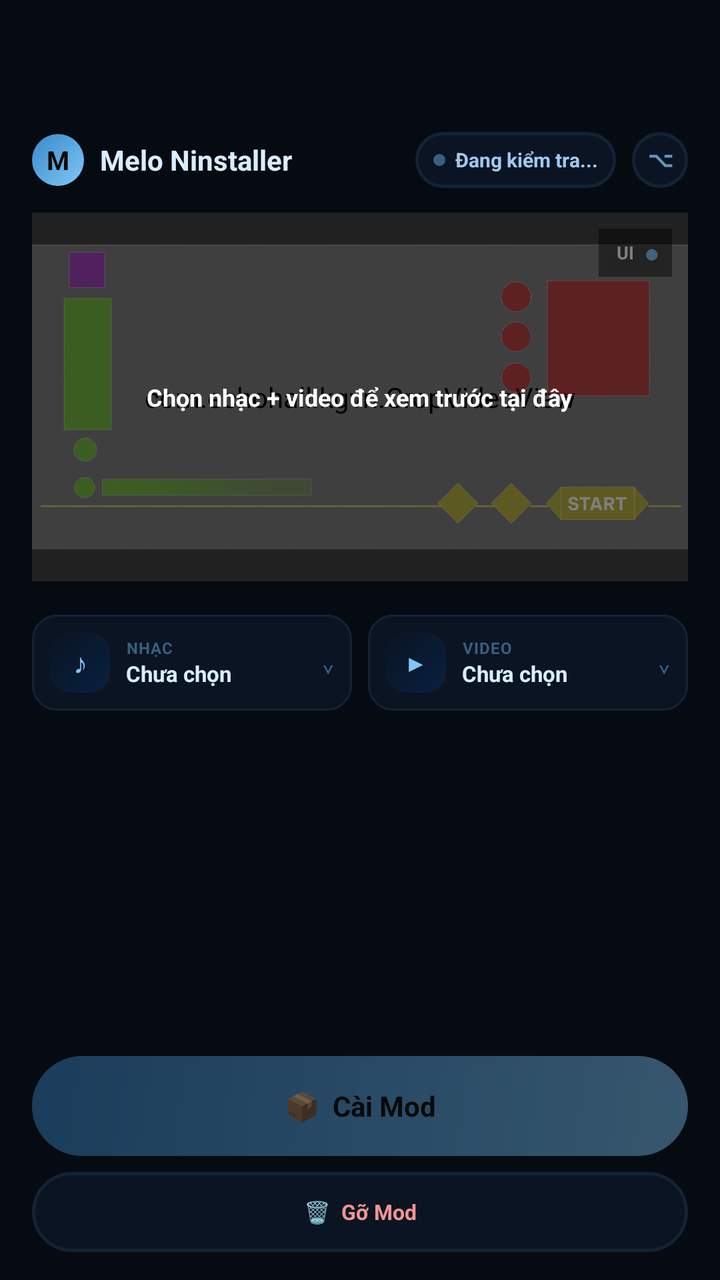
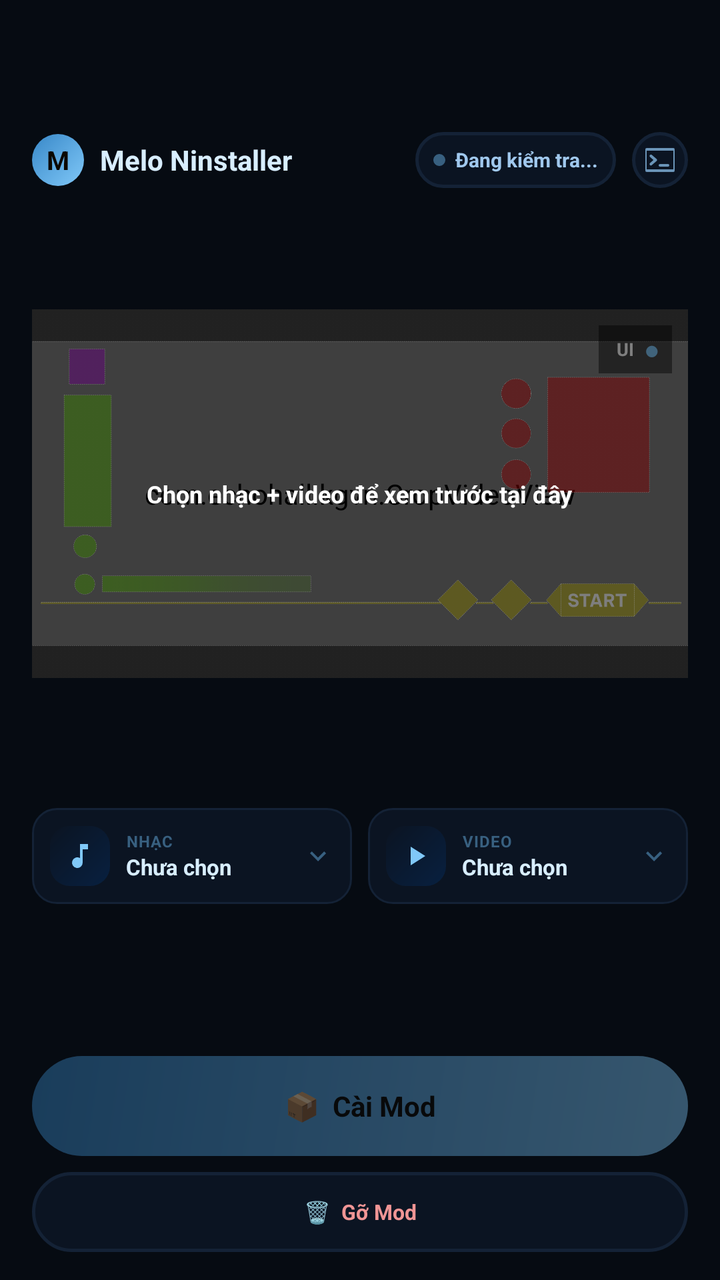

Compare the two renders of this Android layout. The source of the first and the diff that turns it into the second are given below.
<!-- AndroidManifest.xml: application theme Theme.Echohall -->
<!-- res/layout/activity_main.xml -->
<?xml version="1.0" encoding="utf-8"?>
<LinearLayout xmlns:android="http://schemas.android.com/apk/res/android"
    xmlns:app="http://schemas.android.com/apk/res-auto"
    android:layout_width="match_parent"
    android:layout_height="match_parent"
    android:orientation="vertical"
    android:background="#060b12"
    android:paddingTop="?attr/actionBarSize"
    android:fitsSystemWindows="true">

    
    <LinearLayout
        android:layout_width="match_parent"
        android:layout_height="wrap_content"
        android:orientation="horizontal"
        android:gravity="center_vertical"
        android:paddingHorizontal="16dp"
        android:paddingTop="10dp"
        android:paddingBottom="8dp">

        <TextView
            android:layout_width="26dp"
            android:layout_height="26dp"
            android:background="@drawable/web_gradient_pill"
            android:text="M"
            android:textColor="#0b0800"
            android:textStyle="bold"
            android:textSize="13sp"
            android:gravity="center"
            android:layout_marginEnd="8dp" />

        <TextView
            android:layout_width="0dp"
            android:layout_height="wrap_content"
            android:layout_weight="1"
            android:text="Melo Ninstaller"
            android:textColor="#d8eeff"
            android:textSize="14sp"
            android:textStyle="bold" />

        
        <LinearLayout
            android:layout_width="wrap_content"
            android:layout_height="28dp"
            android:orientation="horizontal"
            android:gravity="center_vertical"
            android:background="@drawable/web_ghost_pill"
            android:paddingHorizontal="9dp"
            android:layout_marginEnd="8dp">

            <View
                android:id="@+id/tvShizukuDotView"
                android:layout_width="6dp"
                android:layout_height="6dp"
                android:background="@drawable/dot_indicator"
                android:layout_marginEnd="5dp" />

            <TextView
                android:id="@+id/tvShizukuStatus"
                android:layout_width="wrap_content"
                android:layout_height="wrap_content"
                android:text="Đang kiểm tra..."
                android:textColor="#a0c8ee"
                android:textSize="10sp"
                android:textStyle="bold" />
        </LinearLayout>

        
        <TextView
            android:id="@+id/btnTopRightAction"
            android:layout_width="28dp"
            android:layout_height="28dp"
            android:background="@drawable/web_ghost_pill"
            android:text="⌥"
            android:textColor="#6a94b8"
            android:textStyle="bold"
            android:textSize="14sp"
            android:gravity="center"
            android:clickable="true"
            android:focusable="true" />
    </LinearLayout>

    
    <TextView
        android:id="@+id/btnRequestPermission"
        android:layout_width="match_parent"
        android:layout_height="34dp"
        android:layout_marginHorizontal="16dp"
        android:layout_marginBottom="6dp"
        android:background="@drawable/web_gradient_pill"
        android:text="Cấp quyền Shizuku"
        android:textColor="#0b0800"
        android:textStyle="bold"
        android:textSize="12sp"
        android:gravity="center"
        android:clickable="true"
        android:focusable="true"
        android:visibility="gone" />

    
    <FrameLayout
        android:layout_width="match_parent"
        android:layout_height="0dp"
        android:layout_weight="5"
        android:layout_marginHorizontal="16dp"
        android:layout_marginBottom="12dp">

        <androidx.constraintlayout.widget.ConstraintLayout
            android:id="@+id/previewVideoWrap"
            android:layout_width="match_parent"
            android:layout_height="wrap_content"
            android:layout_gravity="center">

            <View
                android:id="@+id/previewRatioAnchor"
                android:layout_width="match_parent"
                android:layout_height="0dp"
                app:layout_constraintDimensionRatio="16:9"
                app:layout_constraintTop_toTopOf="parent"
                app:layout_constraintStart_toStartOf="parent"
                app:layout_constraintEnd_toEndOf="parent" />

            <FrameLayout
                android:id="@+id/previewClipFrame"
                android:layout_width="0dp"
                android:layout_height="0dp"
                android:background="#000000"
                app:layout_constraintTop_toTopOf="@id/previewRatioAnchor"
                app:layout_constraintBottom_toBottomOf="@id/previewRatioAnchor"
                app:layout_constraintStart_toStartOf="@id/previewRatioAnchor"
                app:layout_constraintEnd_toEndOf="@id/previewRatioAnchor">

                
                <com.echohall.kgvn.CropVideoView
                    android:id="@+id/previewVideo"
                    android:layout_width="match_parent"
                    android:layout_height="match_parent"
                    android:layout_gravity="center" />

                <ImageView
                    android:id="@+id/previewOverlayImg"
                    android:layout_width="match_parent"
                    android:layout_height="match_parent"
                    android:src="@drawable/preview_overlay"
                    android:scaleType="centerCrop" />

                <LinearLayout
                    android:id="@+id/overlayToggleChip"
                    android:layout_width="wrap_content"
                    android:layout_height="wrap_content"
                    android:layout_gravity="top|end"
                    android:layout_margin="8dp"
                    android:orientation="horizontal"
                    android:gravity="center_vertical"
                    android:background="#73000000"
                    android:paddingStart="9dp"
                    android:paddingEnd="6dp"
                    android:paddingTop="3dp"
                    android:paddingBottom="3dp"
                    android:clickable="true"
                    android:focusable="true">

                    <TextView
                        android:layout_width="wrap_content"
                        android:layout_height="wrap_content"
                        android:text="UI"
                        android:textColor="#ffffff"
                        android:textSize="9sp"
                        android:textStyle="bold"
                        android:layout_marginEnd="5dp" />

                    <TextView
                        android:id="@+id/tvOverlayToggleState"
                        android:layout_width="wrap_content"
                        android:layout_height="wrap_content"
                        android:text="●"
                        android:textColor="#80c8f8"
                        android:textSize="13sp" />
                </LinearLayout>

                <TextView
                    android:id="@+id/tvPreviewCaptionOverlay"
                    android:layout_width="wrap_content"
                    android:layout_height="wrap_content"
                    android:layout_gravity="bottom|start"
                    android:layout_margin="8dp"
                    android:background="#73000000"
                    android:paddingHorizontal="10dp"
                    android:paddingVertical="4dp"
                    android:textColor="#d8eeff"
                    android:textSize="10sp"
                    android:visibility="gone" />

                <LinearLayout
                    android:id="@+id/previewEmptyOverlay"
                    android:layout_width="match_parent"
                    android:layout_height="match_parent"
                    android:background="#80000000"
                    android:gravity="center"
                    android:padding="16dp">

                    <TextView
                        android:layout_width="wrap_content"
                        android:layout_height="wrap_content"
                        android:text="Chọn nhạc + video để xem trước tại đây"
                        android:textColor="#ffffff"
                        android:textStyle="bold"
                        android:textSize="12sp"
                        android:gravity="center" />
                </LinearLayout>
            </FrameLayout>
        </androidx.constraintlayout.widget.ConstraintLayout>
    </FrameLayout>

    
    <LinearLayout
        android:layout_width="match_parent"
        android:layout_height="wrap_content"
        android:orientation="horizontal"
        android:paddingHorizontal="16dp"
        android:layout_marginBottom="10dp">

        <LinearLayout
            android:id="@+id/cardChooseWem"
            android:layout_width="0dp"
            android:layout_weight="1"
            android:layout_height="wrap_content"
            android:orientation="horizontal"
            android:gravity="center_vertical"
            android:background="@drawable/picker_card_bg"
            android:padding="9dp"
            android:layout_marginEnd="8dp"
            android:clickable="true"
            android:focusable="true">

            <TextView
                android:layout_width="30dp"
                android:layout_height="30dp"
                android:background="@drawable/thumb_placeholder_bg"
                android:text="♪"
                android:textColor="#80c8f8"
                android:textSize="14sp"
                android:gravity="center"
                android:layout_marginEnd="8dp" />

            <LinearLayout
                android:layout_width="0dp"
                android:layout_weight="1"
                android:layout_height="wrap_content"
                android:orientation="vertical">

                <TextView
                    android:layout_width="match_parent"
                    android:layout_height="wrap_content"
                    android:text="NHẠC"
                    android:textColor="#386080"
                    android:textSize="8sp"
                    android:letterSpacing="0.05"
                    android:textStyle="bold" />

                <TextView
                    android:id="@+id/tvSelectedWem"
                    android:layout_width="match_parent"
                    android:layout_height="wrap_content"
                    android:text="Chưa chọn"
                    android:textColor="#d8eeff"
                    android:textSize="11sp"
                    android:textStyle="bold"
                    android:ellipsize="end"
                    android:singleLine="true" />
            </LinearLayout>

            <TextView
                android:layout_width="wrap_content"
                android:layout_height="wrap_content"
                android:text="⌄"
                android:textColor="#386080"
                android:textSize="12sp"
                android:layout_marginStart="4dp" />
        </LinearLayout>

        <LinearLayout
            android:id="@+id/cardChooseVideo"
            android:layout_width="0dp"
            android:layout_weight="1"
            android:layout_height="wrap_content"
            android:orientation="horizontal"
            android:gravity="center_vertical"
            android:background="@drawable/picker_card_bg"
            android:padding="9dp"
            android:clickable="true"
            android:focusable="true">

            <TextView
                android:layout_width="30dp"
                android:layout_height="30dp"
                android:background="@drawable/thumb_placeholder_bg"
                android:text="▶"
                android:textColor="#80c8f8"
                android:textSize="12sp"
                android:gravity="center"
                android:layout_marginEnd="8dp" />

            <LinearLayout
                android:layout_width="0dp"
                android:layout_weight="1"
                android:layout_height="wrap_content"
                android:orientation="vertical">

                <TextView
                    android:layout_width="match_parent"
                    android:layout_height="wrap_content"
                    android:text="VIDEO"
                    android:textColor="#386080"
                    android:textSize="8sp"
                    android:letterSpacing="0.05"
                    android:textStyle="bold" />

                <TextView
                    android:id="@+id/tvSelectedVideo"
                    android:layout_width="match_parent"
                    android:layout_height="wrap_content"
                    android:text="Chưa chọn"
                    android:textColor="#d8eeff"
                    android:textSize="11sp"
                    android:textStyle="bold"
                    android:ellipsize="end"
                    android:singleLine="true" />
            </LinearLayout>

            <TextView
                android:layout_width="wrap_content"
                android:layout_height="wrap_content"
                android:text="⌄"
                android:textColor="#386080"
                android:textSize="12sp"
                android:layout_marginStart="4dp" />
        </LinearLayout>
    </LinearLayout>

    
    <LinearLayout
        android:layout_width="match_parent"
        android:layout_height="0dp"
        android:layout_weight="4"
        android:orientation="vertical"
        android:paddingHorizontal="16dp">

        <TextView
            android:id="@+id/tvRecentLabel"
            android:layout_width="match_parent"
            android:layout_height="wrap_content"
            android:text="CÀI GẦN ĐÂY · BẤM ĐỂ CHỌN LẠI"
            android:textColor="#386080"
            android:textSize="8sp"
            android:letterSpacing="0.05"
            android:textStyle="bold"
            android:layout_marginBottom="8dp"
            android:visibility="gone" />

        <LinearLayout
            android:id="@+id/layoutRecentList"
            android:layout_width="match_parent"
            android:layout_height="wrap_content"
            android:orientation="vertical" />
    </LinearLayout>

    
    <LinearLayout
        android:layout_width="match_parent"
        android:layout_height="wrap_content"
        android:orientation="vertical"
        android:paddingHorizontal="16dp"
        android:paddingBottom="14dp"
        android:paddingTop="8dp">

        <ProgressBar
            android:id="@+id/progressBar"
            style="?android:attr/progressBarStyleHorizontal"
            android:layout_width="match_parent"
            android:layout_height="wrap_content"
            android:max="100"
            android:progressTint="#80c8f8"
            android:visibility="gone"
            android:layout_marginBottom="4dp" />

        <TextView
            android:id="@+id/tvProgressLabel"
            android:layout_width="match_parent"
            android:layout_height="wrap_content"
            android:textColor="#6a94b8"
            android:textSize="11sp"
            android:gravity="center"
            android:visibility="gone"
            android:layout_marginBottom="8dp" />

        <TextView
            android:id="@+id/btnInstall"
            android:layout_width="match_parent"
            android:layout_height="50dp"
            android:background="@drawable/web_gradient_pill"
            android:text="📦  Cài Mod"
            android:textColor="#0b0800"
            android:textStyle="bold"
            android:textSize="14sp"
            android:gravity="center"
            android:clickable="true"
            android:focusable="true"
            android:alpha="0.4"
            android:layout_marginBottom="8dp" />

        <LinearLayout
            android:layout_width="match_parent"
            android:layout_height="wrap_content"
            android:orientation="horizontal">

            <TextView
                android:id="@+id/btnReinstallLast"
                android:layout_width="0dp"
                android:layout_weight="1"
                android:layout_height="40dp"
                android:background="@drawable/web_ghost_pill"
                android:text="🔁  Cài lại gần nhất"
                android:textColor="#a0c8ee"
                android:textStyle="bold"
                android:textSize="10.5sp"
                android:gravity="center"
                android:clickable="true"
                android:focusable="true"
                android:visibility="gone"
                android:layout_marginEnd="8dp" />

            <TextView
                android:id="@+id/btnUninstallAll"
                android:layout_width="0dp"
                android:layout_weight="1"
                android:layout_height="40dp"
                android:background="@drawable/web_ghost_pill"
                android:text="🗑️  Gỡ Mod"
                android:textColor="#f09595"
                android:textStyle="bold"
                android:textSize="10.5sp"
                android:gravity="center"
                android:clickable="true"
                android:focusable="true" />
        </LinearLayout>
    </LinearLayout>

</LinearLayout>
<!-- resources referenced by this layout -->
<resources>
  <!-- drawable dot_indicator (drawable) -->
  <?xml version="1.0" encoding="utf-8"?>
  <shape xmlns:android="http://schemas.android.com/apk/res/android" android:shape="oval">
      <solid android:color="#386080" />
  </shape>
  <!-- drawable picker_card_bg (drawable) -->
  <?xml version="1.0" encoding="utf-8"?>
  <selector xmlns:android="http://schemas.android.com/apk/res/android">
      <item android:state_selected="true">
          <shape android:shape="rectangle">
              <solid android:color="#16283c" />
              <stroke android:width="1.5dp" android:color="#80c8f8" />
              <corners android:radius="12dp" />
          </shape>
      </item>
      <item>
          <shape android:shape="rectangle">
              <solid android:color="#0b1422" />
              <stroke android:width="1dp" android:color="#142236" />
              <corners android:radius="12dp" />
          </shape>
      </item>
  </selector>
  <!-- drawable preview_overlay: png bitmap (drawable-nodpi, 50155 bytes) -->
  <!-- drawable thumb_placeholder_bg (drawable) -->
  <?xml version="1.0" encoding="utf-8"?>
  <shape xmlns:android="http://schemas.android.com/apk/res/android" android:shape="rectangle">
      <gradient android:angle="135" android:startColor="#082040" android:endColor="#0b1422" />
      <corners android:radius="10dp" />
  </shape>
  <!-- drawable web_ghost_pill (drawable) -->
  <?xml version="1.0" encoding="utf-8"?>
  <shape xmlns:android="http://schemas.android.com/apk/res/android"
      android:shape="rectangle">
      <solid android:color="#0b1422" />
      <corners android:radius="50dp" />
      <stroke android:width="1.5dp" android:color="#142236" />
  </shape>
  <!-- drawable web_gradient_pill (drawable) -->
  <?xml version="1.0" encoding="utf-8"?>
  <shape xmlns:android="http://schemas.android.com/apk/res/android"
      android:shape="rectangle">
      <gradient
          android:type="linear"
          android:angle="135"
          android:startColor="#80c8f8"
          android:endColor="#3888c8" />
      <corners android:radius="50dp" />
  </shape>
  <style name="Theme.Echohall" parent="Theme.MaterialComponents.DayNight.NoActionBar" />
</resources>

<!-- the commit's change to res/layout/activity_main.xml (unified diff, before → after) -->
@@ -66,16 +66,13 @@
         </LinearLayout>
 
         
-        <TextView
+        <ImageView
             android:id="@+id/btnTopRightAction"
             android:layout_width="28dp"
             android:layout_height="28dp"
+            android:padding="6dp"
             android:background="@drawable/web_ghost_pill"
-            android:text="⌥"
-            android:textColor="#6a94b8"
-            android:textStyle="bold"
-            android:textSize="14sp"
-            android:gravity="center"
+            android:src="@drawable/ic_terminal"
             android:clickable="true"
             android:focusable="true" />
     </LinearLayout>
@@ -233,14 +230,12 @@
             android:clickable="true"
             android:focusable="true">
 
-            <TextView
+            <ImageView
                 android:layout_width="30dp"
                 android:layout_height="30dp"
+                android:padding="7dp"
                 android:background="@drawable/thumb_placeholder_bg"
-                android:text="♪"
-                android:textColor="#80c8f8"
-                android:textSize="14sp"
-                android:gravity="center"
+                android:src="@drawable/ic_music_note"
                 android:layout_marginEnd="8dp" />
 
             <LinearLayout
@@ -270,12 +265,10 @@
                     android:singleLine="true" />
             </LinearLayout>
 
-            <TextView
-                android:layout_width="wrap_content"
-                android:layout_height="wrap_content"
-                android:text="⌄"
-                android:textColor="#386080"
-                android:textSize="12sp"
+            <ImageView
+                android:layout_width="16dp"
+                android:layout_height="16dp"
+                android:src="@drawable/ic_chevron_down"
                 android:layout_marginStart="4dp" />
         </LinearLayout>
 
@@ -291,14 +284,12 @@
             android:clickable="true"
             android:focusable="true">
 
-            <TextView
+            <ImageView
                 android:layout_width="30dp"
                 android:layout_height="30dp"
+                android:padding="7dp"
                 android:background="@drawable/thumb_placeholder_bg"
-                android:text="▶"
-                android:textColor="#80c8f8"
-                android:textSize="12sp"
-                android:gravity="center"
+                android:src="@drawable/ic_movie"
                 android:layout_marginEnd="8dp" />
 
             <LinearLayout
@@ -328,12 +319,10 @@
                     android:singleLine="true" />
             </LinearLayout>
 
-            <TextView
-                android:layout_width="wrap_content"
-                android:layout_height="wrap_content"
-                android:text="⌄"
-                android:textColor="#386080"
-                android:textSize="12sp"
+            <ImageView
+                android:layout_width="16dp"
+                android:layout_height="16dp"
+                android:src="@drawable/ic_chevron_down"
                 android:layout_marginStart="4dp" />
         </LinearLayout>
     </LinearLayout>
@@ -341,8 +330,7 @@
     
     <LinearLayout
         android:layout_width="match_parent"
-        android:layout_height="0dp"
-        android:layout_weight="4"
+        android:layout_height="wrap_content"
         android:orientation="vertical"
         android:paddingHorizontal="16dp">
 
@@ -364,6 +352,12 @@
             android:layout_height="wrap_content"
             android:orientation="vertical" />
     </LinearLayout>
+
+    
+    <View
+        android:layout_width="match_parent"
+        android:layout_height="0dp"
+        android:layout_weight="1" />
 
     
     <LinearLayout
<!-- resource entries referenced after the edit -->
@@ -5,6 +5,26 @@
   <shape xmlns:android="http://schemas.android.com/apk/res/android" android:shape="oval">
       <solid android:color="#386080" />
   </shape>
+  <!-- drawable ic_chevron_down (drawable) -->
+  <vector xmlns:android="http://schemas.android.com/apk/res/android"
+      android:width="24dp" android:height="24dp" android:viewportWidth="24" android:viewportHeight="24">
+      <path android:fillColor="#386080" android:pathData="M7.4,8.6L12,13.2l4.6,-4.6L18,10l-6,6l-6,-6z"/>
+  </vector>
+  <!-- drawable ic_movie (drawable) -->
+  <vector xmlns:android="http://schemas.android.com/apk/res/android"
+      android:width="24dp" android:height="24dp" android:viewportWidth="24" android:viewportHeight="24">
+      <path android:fillColor="#80c8f8" android:pathData="M8,5v14l11,-7z"/>
+  </vector>
+  <!-- drawable ic_music_note (drawable) -->
+  <vector xmlns:android="http://schemas.android.com/apk/res/android"
+      android:width="24dp" android:height="24dp" android:viewportWidth="24" android:viewportHeight="24">
+      <path android:fillColor="#80c8f8" android:pathData="M12,3v10.55A4,4 0,1 0,14 17V7h4V3z"/>
+  </vector>
+  <!-- drawable ic_terminal (drawable) -->
+  <vector xmlns:android="http://schemas.android.com/apk/res/android"
+      android:width="24dp" android:height="24dp" android:viewportWidth="24" android:viewportHeight="24">
+      <path android:fillColor="#6a94b8" android:pathData="M2,3h20a1,1 0,0 1,1 1v16a1,1 0,0 1,-1 1H2a1,1 0,0 1,-1 -1V4a1,1 0,0 1,1 -1z M2,5v14h20V5z M4.5,8.3a1,1 0,0 1,1.4 -0.1l3.5,3a1,1 0,0 1,0 1.6l-3.5,3a1,1 0,1 1,-1.4 -1.5l2.6,-2.3l-2.6,-2.3a1,1 0,0 1,-0.1 -1.4z M12,15h6a1,1 0,0 1,0 2h-6a1,1 0,0 1,0 -2z"/>
+  </vector>
   <!-- drawable picker_card_bg (drawable) -->
   <?xml version="1.0" encoding="utf-8"?>
   <selector xmlns:android="http://schemas.android.com/apk/res/android">
